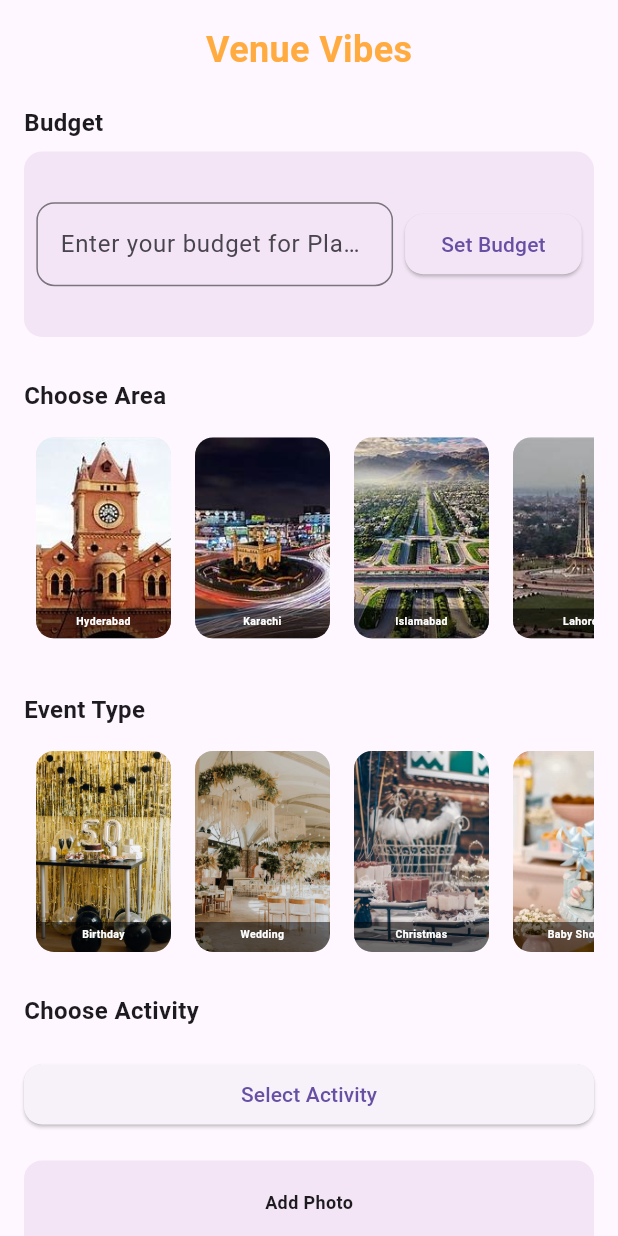
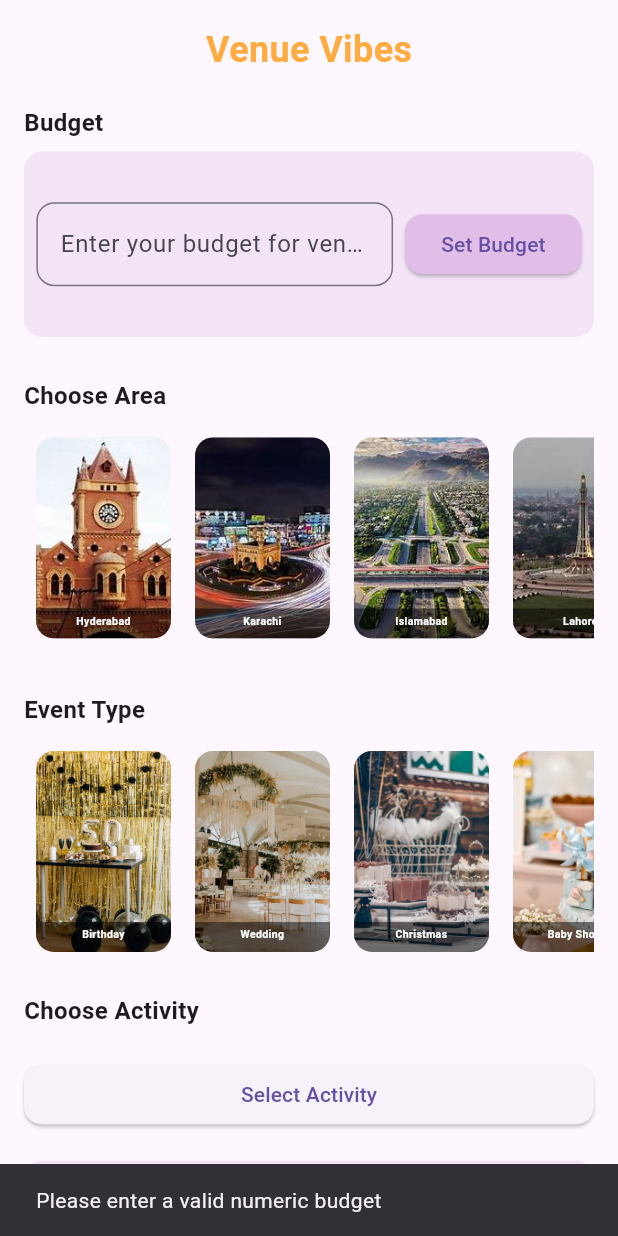
Before and after one commit to Noor-Fatima-Ansari/choose-activities, a Flutter app: the PictureDecor screen opened directly, after a tap on "Set Budget", on a phone screen of 412 x 824 dp. Run offline on Flutter 3.47's test engine with Material 3 defaults, Android fonts, the phone set to English and light mode, and no system bars; our stand-ins replace cloud_firestore, firebase_core; accounts and stored records are empty.

Commit message:
integrating the Venue list database of Hyd

```diff
--- a/lib/PictureDecore.dart
+++ b/lib/PictureDecore.dart
@@ -13,12 +13,34 @@ class PictureDecor extends StatefulWidget {
 }
 
 class _PictureDecorState extends State<PictureDecor> {
+
+// venues data upload function (for hyd):
+void uploadHyderabadVenues(List<Map<String, dynamic>> venues) async {
+  try {
+    await FirebaseFirestore.instance
+        .collection('Venues')
+        .doc('Hyderabad')
+        .set({'restaurants': venues});
+    print('Data uploaded successfully');
+  } catch (e) {
+    print('Error uploading data: $e');
+  }
+}
+
+
+
+TextEditingController _budgetController = TextEditingController();
+
+
+
   List<String> Apics = [
     "images/hyd.png",
     "images/karachi.png",
     "images/Islamabad.png",
     "images/lahore.png"
   ];
+
+
   List<String> Atitle = ["Hyderabad", "Karachi", "Islamabad", "Lahore"];
   List<String> Epics = [
     "images/birthday.png",
@@ -37,72 +59,14 @@ class _PictureDecorState extends State<PictureDecor> {
     "Graduation"
   ];
 
-  // void _showActivityDialog(BuildContext context) {
-  //   final Map<String, dynamic> activityData= context.read<Dataprovider>().maleData;
-  //   showDialog(
-  //     context: context,
-  //     builder: (BuildContext context) {
-  //       return AlertDialog(
-  //         title: const Text(
-  //           "Choose Activity",
-  //           style: TextStyle(fontSize: 16, fontWeight: FontWeight.bold),
-  //         ),
-  //         content: Consumer<Dataprovider>(
-  //           builder: (context, dataProvider, child) {
-  //             return SizedBox(
-  //               width: double.maxFinite,
-  //               child: Column(
-  //                 mainAxisSize: MainAxisSize.min,
-  //                 children: [
-  //                   GestureDetector(
-  //                     onTap: () {
-  //                       print("Option 1 Selected");
-  //                       Navigator.of(context).pop();
-  //                     },
-  //                     child: Card(
-  //                       margin: const EdgeInsets.symmetric(vertical: 8),
-  //                       child: Padding(
-  //                         padding: const EdgeInsets.all(16.0),
-  //                         child: Column(
-  //                           crossAxisAlignment: CrossAxisAlignment.start,
-  //                           children: [
-  //                             Text(
-  //                               "Option 1",
-  //                               style: TextStyle(
-  //                                 fontSize: 16,
-  //                                 fontWeight: FontWeight.bold,
-  //                               ),
-  //                             ),
-  //                             const SizedBox(height: 8),
-  //                             Text(
-  //                                 "Male: ${dataProvider.maleData ?? 'Loading...'}"),
-  //                             Text(
-  //                                 "Female: ${dataProvider.femaleData ?? 'Loading...'}"),
-  //                             Text(
-  //                                 "Kids: ${dataProvider.kidsDats ?? 'Loading...'}"),
-  //                           ],
-  //                         ),
-  //                       ),
-  //                     ),
-  //                   ),
-  //                   // You can add more options (Option 2, Option 3) similarly here
-  //                 ],
-  //               ),
-  //             );
-  //           },
-  //         ),
-  //         actions: [
-  //           TextButton(
-  //             onPressed: () {
-  //               Navigator.of(context).pop(); // Close the dialog
-  //             },
-  //             child: Text("Cancel"),
-  //           ),
-  //         ],
-  //       );
-  //     },
-  //   );
-  // }
+
+
+
+
+
+
+
+
 
   _showActivityDialog(BuildContext context, String eventCollection) {
     print("Opening Activity Dialog for $eventCollection"); // Debug
@@ -245,6 +209,8 @@ class _PictureDecorState extends State<PictureDecor> {
                 const SizedBox(height: 20),
 
                 // Budget Section
+
+// Budget Section
 const Text(
   "Budget",
   style: TextStyle(fontSize: 16, fontWeight: FontWeight.bold),
@@ -262,8 +228,9 @@ class _PictureDecorState extends State<PictureDecor> {
       children: [
         Expanded(
           child: TextField(
+            controller: _budgetController,
             decoration: InputDecoration(
-                              hintText: "Enter your budget for Place",
+              hintText: "Enter your budget for venue",
               border: OutlineInputBorder(
                 borderRadius: BorderRadius.circular(12),
               ),
@@ -274,11 +241,24 @@ class _PictureDecorState extends State<PictureDecor> {
         const SizedBox(width: 8),
         ElevatedButton(
           onPressed: () {
-                            // Set budget logic
+
+
+
+            final budgetText = _budgetController.text.trim();
+            if (budgetText.isEmpty || int.tryParse(budgetText) == null) {
+              ScaffoldMessenger.of(context).showSnackBar(
+                SnackBar(content: Text("Please enter a valid numeric budget")),
+              );
+            } else {
+              context.read<Dataprovider>().setVenueBudget(budgetText);
+              ScaffoldMessenger.of(context).showSnackBar(
+                SnackBar(content: Text("Budget set successfully")),
+              );
+            }
           },
           child: const Text("Set Budget"),
           style: ElevatedButton.styleFrom(
-                            backgroundColor: Colors.purple[50],
+            backgroundColor: Colors.purple[100],
             shape: RoundedRectangleBorder(
               borderRadius: BorderRadius.circular(12),
             ),
@@ -288,6 +268,57 @@ class _PictureDecorState extends State<PictureDecor> {
     ),
   ),
 ),
+
+
+
+
+                // const Text(
+                //   "Budget",
+                //   style: TextStyle(fontSize: 16, fontWeight: FontWeight.bold),
+                // ),
+                // const SizedBox(height: 8),
+                // Container(
+                //   height: screenHeight * 0.15,
+                //   decoration: BoxDecoration(
+                //     color: Colors.purple[50],
+                //     borderRadius: BorderRadius.circular(12),
+                //   ),
+                //   child: Padding(
+                //     padding: EdgeInsets.all(screenWidth * 0.02),
+                //     child: Row(
+                //       children: [
+                //         Expanded(
+                //           child: TextField(
+                //             decoration: InputDecoration(
+                //               hintText: "Enter your budget for venue",
+                //               border: OutlineInputBorder(
+                //                 borderRadius: BorderRadius.circular(12),
+                //               ),
+                //             ),
+                //             keyboardType: TextInputType.number,
+                //           ),
+                //         ),
+                //         const SizedBox(width: 8),
+                //         ElevatedButton(
+                //           onPressed: () {
+                //           // uploadHyderabadVenues(hyderabadVenues);
+
+                //             // Set budget logic
+                //           },
+                //           child: const Text("Set Budget"),
+                //           style: ElevatedButton.styleFrom(
+                //             backgroundColor: Colors.purple[50],
+                //             shape: RoundedRectangleBorder(
+                //               borderRadius: BorderRadius.circular(12),
+                //             ),
+                //           ),
+                //         ),
+                //       ],
+                //     ),
+                //   ),
+                // ),
+
+
 
                 const SizedBox(height: 20),
 
--- a/lib/dataProvider.dart
+++ b/lib/dataProvider.dart
@@ -6,6 +6,8 @@ class Dataprovider extends ChangeNotifier {
   String? eventType;
   String? _cuisineType;
   String _foodBudget = "";
+  String _venueBudget="";
+  String? cityType;
   void setChoosedData(
       List<String> maleData, List<String> femaleData, List<String> kidsData) {
     this.choosedMale = maleData;
@@ -25,6 +27,16 @@ class Dataprovider extends ChangeNotifier {
 
   String? get getEventType => eventType;
 
+
+ void setCityType(String city) {
+    this.cityType = city;
+    notifyListeners();
+  }
+
+  String? get getCityType => cityType;
+
+
+
   void setCuisineType(String cuisine) {
     _cuisineType = cuisine;
     notifyListeners();
@@ -32,6 +44,27 @@ class Dataprovider extends ChangeNotifier {
 
   // Getter for cuisine type
   String? get getCuisineType => _cuisineType;
+
+//Budget setting for the venue list
+void setVenueBudget(String budget) {
+  _venueBudget = budget;
+  notifyListeners();
+}
+
+String get getVenueBudget => _venueBudget;
+
+
+
+// setting the venue touple:
+Map<String, dynamic>? _selectedVenue;
+
+void setSelectedVenue(Map<String, dynamic> venueData) {
+  _selectedVenue = venueData;
+  notifyListeners();
+}
+
+Map<String, dynamic>? get selectedVenue => _selectedVenue;
+
   // void retrieveActivityData(String eventCollection) async {
   //   // Reference to the Firestore collection and document
   //   var eventType = eventCollection.toLowerCase();
--- a/lib/food.dart
+++ b/lib/food.dart
@@ -1,9 +1,6 @@
 import 'package:activity/PictureDecore.dart';
 import 'package:activity/Specify.dart';
 import 'package:activity/dataProvider.dart';
-import 'package:activity/output.dart';
-import 'package:cloud_firestore/cloud_firestore.dart';
-import 'package:firebase_auth/firebase_auth.dart';
 import 'package:flutter/material.dart';
 import 'package:provider/provider.dart';
 
```
Also changed, not shown: lib/Specify.dart (+89 -1 lines), lib/output.dart (+45 -0 lines), pubspec.lock. Lines whose indentation alone changed are shown as unchanged.
